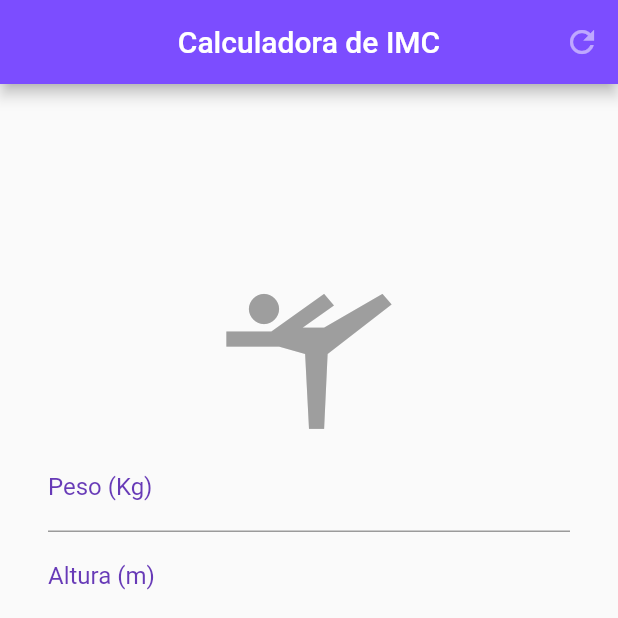
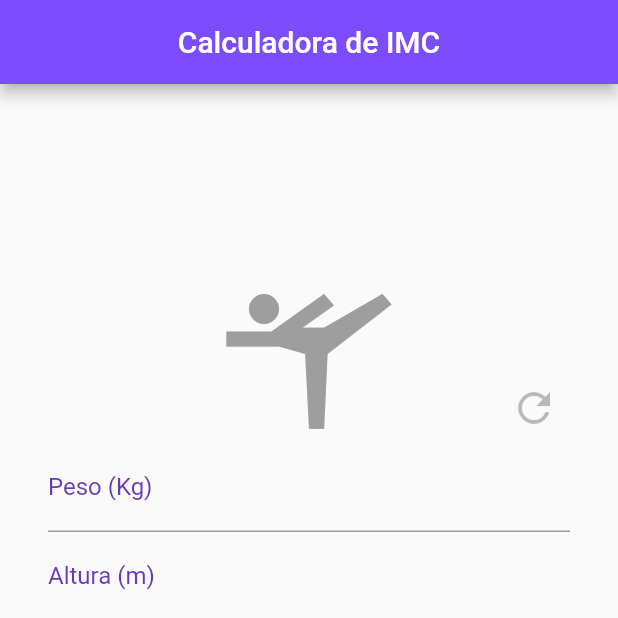
Before and after one commit to Gabriel-S-Souza/imc_calculator_with_flutter, a Flutter app: the screen it shows after launch, after a tap on the "refresh" icon, on a phone screen of 412 x 824 dp, the top half of it. Run offline on Flutter 3.47's test engine with Material 2 defaults, Android fonts, the phone set to English and light mode, and no system bars.

Commit message:
Removed appBar of the slide of the PageView

```diff
--- a/lib/pages/home_page.dart
+++ b/lib/pages/home_page.dart
@@ -24,7 +24,13 @@ class _HomePageState extends State<HomePage> {
 
   @override
   Widget build(BuildContext context) {
+
     return Scaffold(
+      appBar: AppBar(
+        title: const Text("Calculadora de IMC"),
+        centerTitle: true,
+        backgroundColor: Colors.deepPurpleAccent,
+      ),
       body: PageView(
         controller: pageController,
         children: const <Widget>[
@@ -32,6 +38,19 @@ class _HomePageState extends State<HomePage> {
           ImcInfoPage(),
         ],
       ),
+      bottomNavigationBar: BottomNavigationBar(
+
+        items: const [
+          BottomNavigationBarItem(
+            icon: Icon(Icons.calculate),
+            label: "Calcular IMC"
+          ),
+          BottomNavigationBarItem(
+            icon: Icon(Icons.developer_board),
+            label: "Tabela de valores"
+          ),
+        ],
+      ),
     );
   }
 }
--- a/lib/pages/imc_calculator.dart
+++ b/lib/pages/imc_calculator.dart
@@ -51,19 +51,6 @@ class ImcCalculatorState extends State<ImcCalculator> {
   @override
   Widget build(BuildContext context) {
     return Scaffold(
-      appBar: AppBar(
-        title: const Text("Calculadora de IMC"),
-        centerTitle: true,
-        backgroundColor: Colors.deepPurpleAccent,
-        actions: <Widget>[
-          IconButton(
-            icon: const Icon(Icons.refresh),
-            color: const Color.fromARGB(130, 255, 255, 255),
-            tooltip: 'Limpar campos',
-            onPressed: _cleanFields,
-          ),
-        ],
-      ),
       body: Padding(
         //Adiciona um Widget com o padding especificado e insere o Column como filho
         padding: const EdgeInsets.fromLTRB(32, 0, 32, 0),
@@ -75,10 +62,27 @@ class ImcCalculatorState extends State<ImcCalculator> {
             crossAxisAlignment: CrossAxisAlignment.stretch,
             mainAxisAlignment: MainAxisAlignment.center,
             children: <Widget>[
+              Stack(
+                alignment: AlignmentDirectional.center,
+                children: [
                   const Icon(
                     Icons.sports_gymnastics,
                     size: 120,
                     color: Colors.grey,
+                  ),
+                  Positioned(
+                    bottom: 0,
+                    right: 0,
+                    child: IconButton(
+                        iconSize: 32,
+                        icon: const Icon(Icons.refresh),
+                        color: Colors.black26,
+                        onPressed: () {
+                          _cleanFields;
+                          print("object");
+                        }),
+                  ),
+                ],
               ),
               TextField(
                 controller: _weightController,
@@ -130,9 +134,11 @@ class ImcCalculatorState extends State<ImcCalculator> {
                                 ),
                               ),
                               content: SizedBox(
-                                height: (MediaQuery.of(context).size.height) / 8,
+                                height:
+                                    (MediaQuery.of(context).size.height) / 8,
                                 child: Column(
-                                  mainAxisAlignment: MainAxisAlignment.spaceAround,
+                                  mainAxisAlignment:
+                                      MainAxisAlignment.spaceAround,
                                   children: [
                                     Text(
                                       "$_imc",
@@ -148,7 +154,6 @@ class ImcCalculatorState extends State<ImcCalculator> {
                                       style: const TextStyle(
                                         fontWeight: FontWeight.bold,
                                         fontSize: 18,
-
                                       ),
                                     ),
                                   ],
@@ -163,7 +168,8 @@ class ImcCalculatorState extends State<ImcCalculator> {
                                     "OK",
                                   ),
                                   style: ElevatedButton.styleFrom(
-                                      primary: Colors.deepPurpleAccent, //cor do fundo
+                                    primary:
+                                        Colors.deepPurpleAccent, //cor do fundo
                                     // onPrimary:
                                   ),
                                 ),
@@ -188,19 +194,6 @@ class ImcCalculatorState extends State<ImcCalculator> {
           ),
         ),
       ),
-      bottomNavigationBar: BottomNavigationBar(
-
-        items: const [
-          BottomNavigationBarItem(
-            icon: Icon(Icons.calculate),
-            label: "Calcular IMC"
-          ),
-          BottomNavigationBarItem(
-            icon: Icon(Icons.developer_board),
-            label: "Tabela de valores"
-          ),
-        ],
-      ),
     );
   }
 }
```
Lines whose indentation alone changed are shown as unchanged.
